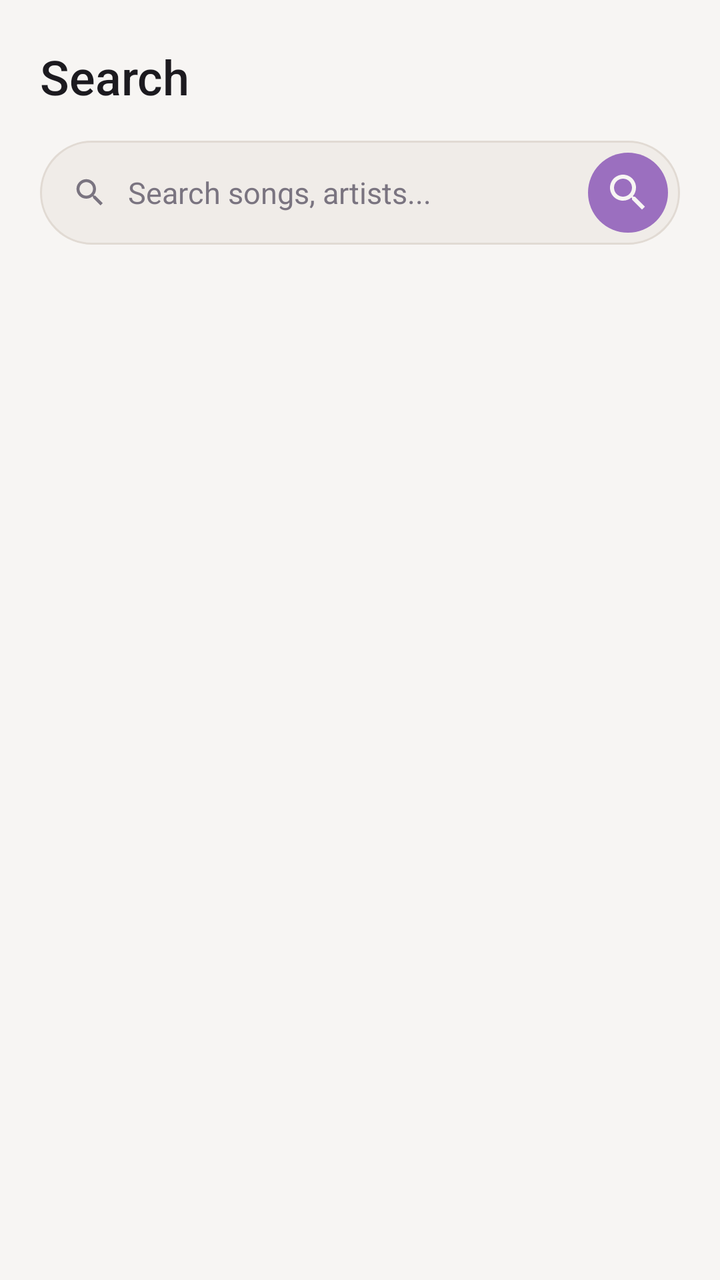
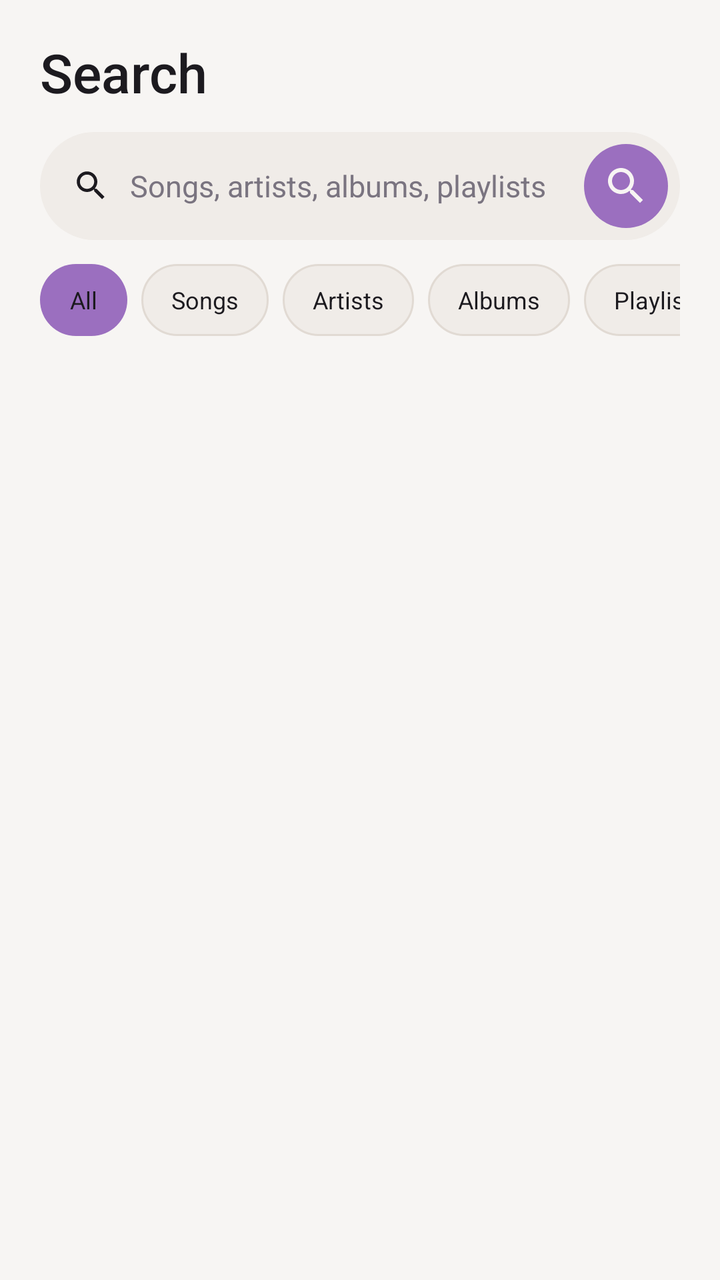

Compare the two renders of this Android layout. The source of the first and the diff that turns it into the second are given below.
<!-- AndroidManifest.xml: application theme AppTheme -->
<!-- res/layout/screen_search.xml -->
<?xml version="1.0" encoding="utf-8"?>
<LinearLayout xmlns:android="http://schemas.android.com/apk/res/android"
    android:layout_width="match_parent"
    android:layout_height="match_parent"
    android:orientation="vertical"
    android:background="@color/bg_black"
    android:paddingStart="20dp"
    android:paddingEnd="20dp"
    android:paddingTop="22dp">

    <TextView
        android:layout_width="match_parent"
        android:layout_height="wrap_content"
        android:text="Search"
        android:textColor="@color/text_primary"
        android:textSize="24sp"
        android:fontFamily="sans-serif-medium"
        android:layout_marginBottom="16dp" />

    <LinearLayout
        android:layout_width="match_parent"
        android:layout_height="52dp"
        android:orientation="horizontal"
        android:gravity="center_vertical"
        android:background="@drawable/bg_search_pill"
        android:paddingStart="16dp"
        android:paddingEnd="6dp">

        <ImageView
            android:layout_width="18dp"
            android:layout_height="18dp"
            android:src="@drawable/ic_search"
            android:tint="@color/text_muted"
            android:contentDescription="Search" />

        <EditText
            android:id="@+id/search_input"
            android:layout_width="0dp"
            android:layout_height="match_parent"
            android:layout_weight="1"
            android:layout_marginStart="10dp"
            android:background="@null"
            android:hint="Search songs, artists..."
            android:textColorHint="@color/text_muted"
            android:textColor="@color/text_primary"
            android:textSize="15sp"
            android:singleLine="true"
            android:imeOptions="actionSearch"
            android:inputType="text" />

        <ImageButton
            android:id="@+id/search_button"
            android:layout_width="40dp"
            android:layout_height="40dp"
            android:background="@drawable/ripple_circle_accent"
            android:src="@drawable/ic_search"
            android:tint="@color/bg_black"
            android:padding="10dp"
            android:contentDescription="Search" />

    </LinearLayout>

    <TextView
        android:id="@+id/search_status"
        android:layout_width="match_parent"
        android:layout_height="wrap_content"
        android:layout_marginTop="18dp"
        android:text=""
        android:textColor="@color/text_muted"
        android:textSize="13sp"
        android:visibility="gone" />

    <ScrollView
        android:layout_width="match_parent"
        android:layout_height="0dp"
        android:layout_weight="1"
        android:layout_marginTop="10dp"
        android:clipToPadding="false"
        android:scrollbars="none"
    android:scrollbarSize="0dp">

        <LinearLayout
            android:id="@+id/results_container"
            android:layout_width="match_parent"
            android:layout_height="wrap_content"
            android:orientation="vertical"
            android:paddingBottom="16dp" />

    </ScrollView>

</LinearLayout>
<!-- resources referenced by this layout -->
<resources>
  <color name="bg_black">#F7F5F3</color>
  <color name="text_muted">#7A7480</color>
  <color name="text_primary">#1C1A1F</color>
  <!-- drawable bg_search_pill (drawable) -->
  <shape xmlns:android="http://schemas.android.com/apk/res/android" android:shape="rectangle">
      <corners android:radius="26dp"/>
      <solid android:color="@color/surface_2"/>
      <stroke android:width="1dp" android:color="@color/divider"/>
  </shape>
  <!-- drawable ic_search (drawable) -->
  <vector xmlns:android="http://schemas.android.com/apk/res/android"
      android:width="24dp" android:height="24dp"
      android:viewportWidth="24" android:viewportHeight="24">
      <path android:fillColor="#FFFFFF" android:pathData="M15.5,14h-0.79l-0.28,-0.27C15.41,12.59 16,11.11 16,9.5 16,5.91 13.09,3 9.5,3S3,5.91 3,9.5 5.91,16 9.5,16c1.61,0 3.09,-0.59 4.23,-1.57l0.27,0.28v0.79l5,4.99L20.49,19l-4.99,-5zM9.5,14C7.01,14 5,11.99 5,9.5S7.01,5 9.5,5 14,7.01 14,9.5 11.99,14 9.5,14z"/>
  </vector>
  <!-- drawable ripple_circle_accent (drawable) -->
  <ripple xmlns:android="http://schemas.android.com/apk/res/android"
      android:color="#33000000">
      <item android:id="@android:id/mask">
          <shape android:shape="oval">
              <solid android:color="@android:color/white"/>
          </shape>
      </item>
      <item android:drawable="@drawable/bg_circle_accent"/>
  </ripple>
  <style name="AppTheme" parent="Theme.Material3.DynamicColors.DayNight.NoActionBar">
          <item name="android:fontFamily">sans-serif</item>
          <item name="android:windowBackground">@color/bg_black</item>
          <item name="android:statusBarColor">@color/bg_black</item>
          <item name="android:navigationBarColor">@color/bg_black</item>
          <item name="android:textColorHint">@color/text_muted</item>
          <item name="colorAccent">@color/accent</item>
          <item name="colorPrimary">@color/accent</item>
          <item name="colorControlActivated">@color/accent</item>
          <item name="colorControlNormal">@color/text_muted</item>
      </style>
  <color name="surface_2">#F0ECE8</color>
  <color name="divider">#E1DAD3</color>
  <!-- drawable bg_circle_accent (drawable) -->
  <shape xmlns:android="http://schemas.android.com/apk/res/android" android:shape="oval">
      <solid android:color="@color/accent"/>
  </shape>
  <color name="accent">#9B6FBF</color>
</resources>

<!-- the commit's change to res/layout/screen_search.xml (unified diff, before → after) -->
@@ -4,35 +4,51 @@
     android:layout_height="match_parent"
     android:orientation="vertical"
     android:background="@color/bg_black"
-    android:paddingStart="20dp"
-    android:paddingEnd="20dp"
-    android:paddingTop="22dp">
-
-    <TextView
-        android:layout_width="match_parent"
-        android:layout_height="wrap_content"
-        android:text="Search"
-        android:textColor="@color/text_primary"
-        android:textSize="24sp"
-        android:fontFamily="sans-serif-medium"
-        android:layout_marginBottom="16dp" />
+    android:paddingTop="18dp">
 
     <LinearLayout
         android:layout_width="match_parent"
-        android:layout_height="52dp"
+        android:layout_height="wrap_content"
+        android:paddingStart="20dp"
+        android:paddingEnd="20dp"
+        android:gravity="center_vertical">
+        <TextView
+            android:layout_width="0dp"
+            android:layout_height="wrap_content"
+            android:layout_weight="1"
+            android:text="Search"
+            android:textColor="@color/text_primary"
+            android:textSize="27sp"
+            android:fontFamily="sans-serif-medium" />
+        <ImageButton
+            android:id="@+id/search_clear_button"
+            android:layout_width="42dp"
+            android:layout_height="42dp"
+            android:background="@drawable/ripple_circle_ghost"
+            android:src="@drawable/ic_close"
+            android:tint="@color/text_muted"
+            android:padding="10dp"
+            android:visibility="gone"
+            android:contentDescription="Clear search" />
+    </LinearLayout>
+
+    <LinearLayout
+        android:layout_width="match_parent"
+        android:layout_height="54dp"
+        android:layout_marginStart="20dp"
+        android:layout_marginEnd="20dp"
+        android:layout_marginTop="12dp"
         android:orientation="horizontal"
         android:gravity="center_vertical"
-        android:background="@drawable/bg_search_pill"
+        android:background="@drawable/bg_search_field"
         android:paddingStart="16dp"
         android:paddingEnd="6dp">
-
         <ImageView
-            android:layout_width="18dp"
-            android:layout_height="18dp"
+            android:layout_width="19dp"
+            android:layout_height="19dp"
             android:src="@drawable/ic_search"
-            android:tint="@color/text_muted"
+            android:tint="@color/text_primary"
             android:contentDescription="Search" />
-
         <EditText
             android:id="@+id/search_input"
             android:layout_width="0dp"
@@ -40,52 +56,85 @@
             android:layout_weight="1"
             android:layout_marginStart="10dp"
             android:background="@null"
-            android:hint="Search songs, artists..."
+            android:hint="Songs, artists, albums, playlists"
             android:textColorHint="@color/text_muted"
             android:textColor="@color/text_primary"
             android:textSize="15sp"
             android:singleLine="true"
             android:imeOptions="actionSearch"
             android:inputType="text" />
-
         <ImageButton
             android:id="@+id/search_button"
-            android:layout_width="40dp"
-            android:layout_height="40dp"
+            android:layout_width="42dp"
+            android:layout_height="42dp"
             android:background="@drawable/ripple_circle_accent"
             android:src="@drawable/ic_search"
             android:tint="@color/bg_black"
-            android:padding="10dp"
+            android:padding="11dp"
             android:contentDescription="Search" />
+    </LinearLayout>
 
-    </LinearLayout>
+    <HorizontalScrollView
+        android:layout_width="match_parent"
+        android:layout_height="wrap_content"
+        android:layout_marginTop="12dp"
+        android:paddingStart="20dp"
+        android:paddingEnd="20dp"
+        android:scrollbars="none">
+        <LinearLayout
+            android:layout_width="wrap_content"
+            android:layout_height="wrap_content"
+            android:orientation="horizontal">
+            <TextView android:id="@+id/search_filter_all" android:layout_width="wrap_content" android:layout_height="36dp" android:gravity="center" android:paddingStart="15dp" android:paddingEnd="15dp" android:text="All" android:textColor="@color/text_primary" android:textSize="12sp" android:background="@drawable/bg_chip_selected" />
+            <TextView android:id="@+id/search_filter_songs" android:layout_width="wrap_content" android:layout_height="36dp" android:layout_marginStart="7dp" android:gravity="center" android:paddingStart="15dp" android:paddingEnd="15dp" android:text="Songs" android:textColor="@color/text_primary" android:textSize="12sp" android:background="@drawable/bg_chip" />
+            <TextView android:id="@+id/search_filter_artists" android:layout_width="wrap_content" android:layout_height="36dp" android:layout_marginStart="7dp" android:gravity="center" android:paddingStart="15dp" android:paddingEnd="15dp" android:text="Artists" android:textColor="@color/text_primary" android:textSize="12sp" android:background="@drawable/bg_chip" />
+            <TextView android:id="@+id/search_filter_albums" android:layout_width="wrap_content" android:layout_height="36dp" android:layout_marginStart="7dp" android:gravity="center" android:paddingStart="15dp" android:paddingEnd="15dp" android:text="Albums" android:textColor="@color/text_primary" android:textSize="12sp" android:background="@drawable/bg_chip" />
+            <TextView android:id="@+id/search_filter_playlists" android:layout_width="wrap_content" android:layout_height="36dp" android:layout_marginStart="7dp" android:gravity="center" android:paddingStart="15dp" android:paddingEnd="15dp" android:text="Playlists" android:textColor="@color/text_primary" android:textSize="12sp" android:background="@drawable/bg_chip" />
+        </LinearLayout>
+    </HorizontalScrollView>
 
     <TextView
         android:id="@+id/search_status"
         android:layout_width="match_parent"
         android:layout_height="wrap_content"
-        android:layout_marginTop="18dp"
-        android:text=""
+        android:layout_marginTop="14dp"
+        android:paddingStart="20dp"
+        android:paddingEnd="20dp"
         android:textColor="@color/text_muted"
         android:textSize="13sp"
         android:visibility="gone" />
+
+    <LinearLayout
+        android:id="@+id/search_recent_section"
+        android:layout_width="match_parent"
+        android:layout_height="wrap_content"
+        android:orientation="vertical"
+        android:paddingStart="20dp"
+        android:paddingEnd="20dp"
+        android:paddingTop="18dp"
+        android:visibility="gone">
+        <LinearLayout android:layout_width="match_parent" android:layout_height="wrap_content" android:gravity="center_vertical">
+            <TextView android:layout_width="0dp" android:layout_height="wrap_content" android:layout_weight="1" android:text="Recent searches" android:textColor="@color/text_primary" android:textSize="18sp" android:fontFamily="sans-serif-medium" />
+            <TextView android:id="@+id/search_clear_history" android:layout_width="wrap_content" android:layout_height="wrap_content" android:text="Clear" android:textColor="@color/accent" android:textSize="12sp" android:clickable="true" />
+        </LinearLayout>
+        <LinearLayout android:id="@+id/search_recent_container" android:layout_width="match_parent" android:layout_height="wrap_content" android:orientation="vertical" android:layout_marginTop="8dp" />
+    </LinearLayout>
 
     <ScrollView
         android:layout_width="match_parent"
         android:layout_height="0dp"
         android:layout_weight="1"
-        android:layout_marginTop="10dp"
+        android:layout_marginTop="8dp"
         android:clipToPadding="false"
+        android:paddingBottom="20dp"
         android:scrollbars="none"
-    android:scrollbarSize="0dp">
-
+        android:overScrollMode="never">
         <LinearLayout
             android:id="@+id/results_container"
             android:layout_width="match_parent"
             android:layout_height="wrap_content"
             android:orientation="vertical"
-            android:paddingBottom="16dp" />
-
+            android:paddingStart="20dp"
+            android:paddingEnd="20dp" />
     </ScrollView>
-
 </LinearLayout>
<!-- resource entries referenced after the edit -->
@@ -3,12 +3,29 @@
   <color name="bg_black">#F7F5F3</color>
   <color name="text_muted">#7A7480</color>
   <color name="text_primary">#1C1A1F</color>
-  <!-- drawable bg_search_pill (drawable) -->
+  <!-- drawable bg_chip (drawable) -->
   <shape xmlns:android="http://schemas.android.com/apk/res/android" android:shape="rectangle">
-      <corners android:radius="26dp"/>
+      <corners android:radius="18dp"/>
       <solid android:color="@color/surface_2"/>
       <stroke android:width="1dp" android:color="@color/divider"/>
   </shape>
+  <!-- drawable bg_chip_selected (drawable) -->
+  <shape xmlns:android="http://schemas.android.com/apk/res/android" android:shape="rectangle">
+      <corners android:radius="18dp"/>
+      <solid android:color="@color/accent"/>
+  </shape>
+  <!-- drawable bg_search_field (drawable) -->
+  <?xml version="1.0" encoding="utf-8"?>
+  <shape xmlns:android="http://schemas.android.com/apk/res/android" android:shape="rectangle">
+      <solid android:color="@color/surface_2" />
+      <corners android:radius="28dp" />
+  </shape>
+  <!-- drawable ic_close (drawable) -->
+  <vector xmlns:android="http://schemas.android.com/apk/res/android"
+      android:width="24dp" android:height="24dp"
+      android:viewportWidth="24" android:viewportHeight="24">
+      <path android:fillColor="#FFFFFF" android:pathData="M19,6.41L17.59,5 12,10.59 6.41,5 5,6.41 10.59,12 5,17.59 6.41,19 12,13.41 17.59,19 19,17.59 13.41,12z"/>
+  </vector>
   <!-- drawable ic_search (drawable) -->
   <vector xmlns:android="http://schemas.android.com/apk/res/android"
       android:width="24dp" android:height="24dp"
@@ -24,6 +41,16 @@
           </shape>
       </item>
       <item android:drawable="@drawable/bg_circle_accent"/>
+  </ripple>
+  <!-- drawable ripple_circle_ghost (drawable) -->
+  <ripple xmlns:android="http://schemas.android.com/apk/res/android"
+      android:color="#26FFFFFF">
+      <item android:id="@android:id/mask">
+          <shape android:shape="oval">
+              <solid android:color="@android:color/white"/>
+          </shape>
+      </item>
+      <item android:drawable="@drawable/bg_circle_ghost"/>
   </ripple>
   <style name="AppTheme" parent="Theme.Material3.DynamicColors.DayNight.NoActionBar">
           <item name="android:fontFamily">sans-serif</item>
@@ -42,6 +69,10 @@
   <shape xmlns:android="http://schemas.android.com/apk/res/android" android:shape="oval">
       <solid android:color="@color/accent"/>
   </shape>
+  <!-- drawable bg_circle_ghost (drawable) -->
+  <shape xmlns:android="http://schemas.android.com/apk/res/android" android:shape="oval">
+      <solid android:color="@color/surface_2"/>
+  </shape>
   <color name="accent">#9B6FBF</color>
 </resources>
 
